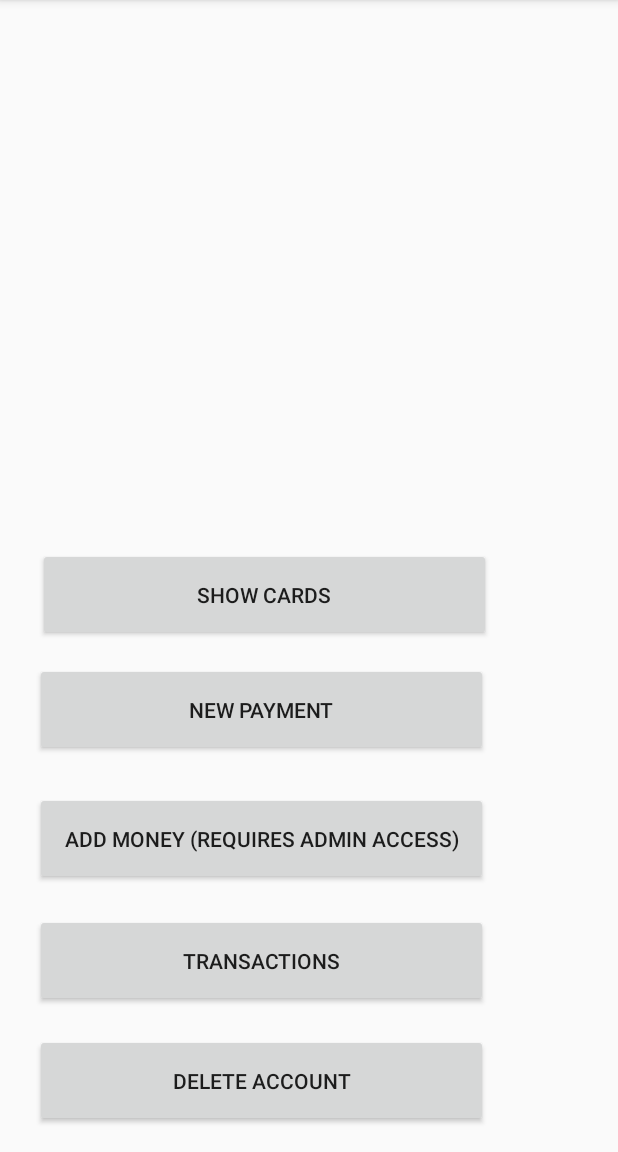
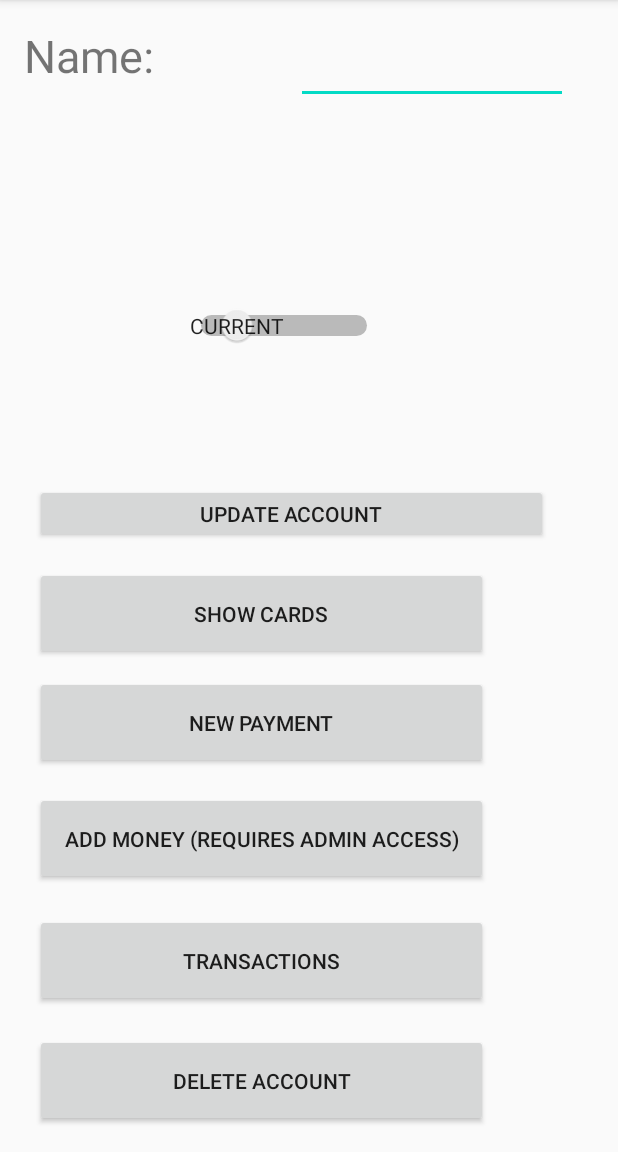
Before and after one commit to taruhaimi/BankApplication, an Android app: the AccountInfo screen opened directly, with no data from a screen before it, on a phone screen of 412 x 824 dp, the part 84-1236 px from its top. Run offline under Robolectric (Android 15) with nearby library versions, the phone set to English and light mode, and no system bars; 3 statements that could not run were skipped.

Commit message:
Update 9.4.2020 Updated functionalities / UI in activities (updated toast messages and UI elements). Added functionality to save Arraylist (Accounts/cards) to sharedpreferences usin GSON library.

```diff
--- a/app/build.gradle
+++ b/app/build.gradle
@@ -31,6 +31,7 @@ dependencies {
     implementation 'com.google.android.material:material:1.1.0'
     implementation 'androidx.annotation:annotation:1.1.0'
     implementation 'androidx.lifecycle:lifecycle-extensions:2.2.0'
+    implementation 'com.google.code.gson:gson:2.8.6'
     testImplementation 'junit:junit:4.12'
     androidTestImplementation 'androidx.test.ext:junit:1.1.1'
     androidTestImplementation 'androidx.test.espresso:espresso-core:3.2.0'
--- a/app/src/main/java/com/example/bankapplication/AccountInfo.java
+++ b/app/src/main/java/com/example/bankapplication/AccountInfo.java
@@ -7,9 +7,9 @@ import android.content.DialogInterface;
 import android.content.Intent;
 import android.os.Bundle;
 import android.view.View;
+import android.widget.EditText;
+import android.widget.Switch;
 import android.widget.TextView;
-
-import org.w3c.dom.Text;
 
 public class AccountInfo extends AppCompatActivity {
     TextView accountName;
@@ -17,6 +17,8 @@ public class AccountInfo extends AppCompatActivity {
     TextView accountMoney;
     TextView accountType;
     TextView accountInterest;
+    EditText accountNameEdit;
+    Switch Type;
     int listIndex;
     @Override
     protected void onCreate(Bundle savedInstanceState) {
@@ -27,20 +29,39 @@ public class AccountInfo extends AppCompatActivity {
         accountType = (TextView) findViewById(R.id.accountType);
         accountInterest =(TextView) findViewById(R.id.accountInterest);
         accountMoney = (TextView) findViewById(R.id.accountMoney);
+        accountNameEdit = (EditText) findViewById(R.id.editName);
+        Type = (Switch) findViewById(R.id.typeSwitch);
         Bundle extras = getIntent().getExtras();
         if (extras != null) {
             listIndex = extras.getInt("key");
             System.out.println(listIndex);
-            accountName.setText("Name: "+MainActivity.accountArrayList.get(listIndex).getInformation());
+            accountNameEdit.setText(MainActivity.accountArrayList.get(listIndex).getInformation());
             accountNumber.setText("Account number: "+MainActivity.accountArrayList.get(listIndex).getID());
             accountType.setText("Account type: "+MainActivity.accountArrayList.get(listIndex).getType());
             accountMoney.setText("Account money: "+MainActivity.accountArrayList.get(listIndex).getMoney());
-            if (MainActivity.accountArrayList.get(listIndex).getType().equals("Saving")) {
+            accountInterest.setText("Interest: "+Double.toString(MainActivity.accountArrayList.get(listIndex).getInterest()));
+            if (MainActivity.accountArrayList.get(listIndex).getType().equals("Savings")) {
+            Type.setChecked(true);
+            }
+        }
+    }
+    public void updateAccount(View v)   {
+        MainActivity.accountArrayList.get(listIndex).setName(accountNameEdit.getText().toString());
+        boolean state = Type.isChecked();
+        if (!state) {
+            MainActivity.accountArrayList.get(listIndex).setInterest(1);
+            MainActivity.accountArrayList.get(listIndex).setType("Current");
+            accountInterest.setText("Interest: "+Double.toString(MainActivity.accountArrayList.get(listIndex).getInterest()));
+            accountType.setText("Account type: "+MainActivity.accountArrayList.get(listIndex).getType());
+        }
+        else {
+            MainActivity.accountArrayList.get(listIndex).setInterest(1.02);
+            MainActivity.accountArrayList.get(listIndex).setType("Savings");
+            accountType.setText("Account type: "+MainActivity.accountArrayList.get(listIndex).getType());
             accountInterest.setText("Interest: "+Double.toString(MainActivity.accountArrayList.get(listIndex).getInterest()));
         }
-        }
+
     }
-
     public void deleteAccount(View v)   {
         AlertDialog.Builder builder = new AlertDialog.Builder(this);
         builder.setCancelable(true);
@@ -81,7 +102,7 @@ public class AccountInfo extends AppCompatActivity {
     }
     protected void onResume()    {
         super.onResume();
-        accountName.setText("Name: "+MainActivity.accountArrayList.get(listIndex).getInformation());
+        accountName.setText("Name: ");
         accountNumber.setText("Account number: "+MainActivity.accountArrayList.get(listIndex).getID());
         accountType.setText("Account type: "+MainActivity.accountArrayList.get(listIndex).getType());
         accountMoney.setText("Account type: "+MainActivity.accountArrayList.get(listIndex).getMoney());
--- a/app/src/main/java/com/example/bankapplication/Card.java
+++ b/app/src/main/java/com/example/bankapplication/Card.java
@@ -44,7 +44,7 @@ public class Card {
 
     public void createCard(String n, String t, String c) {
         Random rand = new Random();
-        id = (rand.nextInt(9900)+100)+" "+(rand.nextInt(9900)+100)+" "+(rand.nextInt(9900)+100)+" "+(rand.nextInt(9900)+100);
+        id = (rand.nextInt(8900)+1000)+" "+(rand.nextInt(8900)+1000)+" "+(rand.nextInt(8900)+1000)+" "+(rand.nextInt(8900)+1000);
         name = n;
         type = t;
         ContactlessPay = c;
@@ -53,6 +53,6 @@ public class Card {
     @NonNull
     @Override
     public String toString() {
-        return "Card Name: "+name+"\n Card id: "+id+"\nCard type: "+type+"\nHas Contactless Payment: "+ContactlessPay;
+        return "Card Name: "+name+"\nCard id: "+id+"\nCard type: "+type+"\nContactless Payment: "+ContactlessPay;
     }
 }
--- a/app/src/main/java/com/example/bankapplication/ChooseCard.java
+++ b/app/src/main/java/com/example/bankapplication/ChooseCard.java
@@ -22,7 +22,7 @@ public class ChooseCard extends AppCompatActivity {
         if (extras != null) {
             listIndex = extras.getInt("key");
         }
-        final ArrayAdapter<Card> arrayAdapter = new ArrayAdapter<Card>(this,android.R.layout.simple_list_item_1,MainActivity.accountArrayList.get(listIndex).cardArrayList);
+        ArrayAdapter<Card> arrayAdapter = new ArrayAdapter<Card>(this,android.R.layout.simple_list_item_1,MainActivity.accountArrayList.get(listIndex).cardArrayList);
         cards.setAdapter(arrayAdapter);
         cards.setOnItemClickListener(new AdapterView.OnItemClickListener() {
             @Override
--- a/app/src/main/java/com/example/bankapplication/LogIn.java
+++ b/app/src/main/java/com/example/bankapplication/LogIn.java
@@ -35,6 +35,7 @@ public class LogIn extends AppCompatActivity {
 
         } else {
             startActivity(new Intent(LogIn.this, MainActivity.class));
+            finish();
         }
     }
 }
--- a/app/src/main/res/layout/activity_account_info.xml
+++ b/app/src/main/res/layout/activity_account_info.xml
@@ -8,15 +8,16 @@
 
     <TextView
         android:id="@+id/accountName"
-        android:layout_width="316dp"
-        android:layout_height="81dp"
-        android:textSize="25sp"
+        android:layout_width="166dp"
+        android:layout_height="52dp"
+        android:text="Name:"
+        android:textSize="30sp"
         app:layout_constraintBottom_toBottomOf="parent"
         app:layout_constraintEnd_toEndOf="parent"
-        app:layout_constraintHorizontal_bias="0.494"
+        app:layout_constraintHorizontal_bias="0.065"
         app:layout_constraintStart_toStartOf="parent"
         app:layout_constraintTop_toTopOf="parent"
-        app:layout_constraintVertical_bias="0.05" />
+        app:layout_constraintVertical_bias="0.023" />
 
     <TextView
         android:id="@+id/accountNumber"
@@ -25,10 +26,10 @@
         android:textSize="25sp"
         app:layout_constraintBottom_toBottomOf="parent"
         app:layout_constraintEnd_toEndOf="parent"
-        app:layout_constraintHorizontal_bias="0.352"
+        app:layout_constraintHorizontal_bias="0.225"
         app:layout_constraintStart_toStartOf="parent"
         app:layout_constraintTop_toTopOf="parent"
-        app:layout_constraintVertical_bias="0.168" />
+        app:layout_constraintVertical_bias="0.101" />
 
     <TextView
         android:id="@+id/accountMoney"
@@ -37,34 +38,34 @@
         android:textSize="25sp"
         app:layout_constraintBottom_toBottomOf="parent"
         app:layout_constraintEnd_toEndOf="parent"
-        app:layout_constraintHorizontal_bias="0.352"
+        app:layout_constraintHorizontal_bias="0.225"
         app:layout_constraintStart_toStartOf="parent"
         app:layout_constraintTop_toTopOf="parent"
-        app:layout_constraintVertical_bias="0.257" />
+        app:layout_constraintVertical_bias="0.19" />
 
     <TextView
         android:id="@+id/accountType"
-        android:layout_width="172dp"
-        android:layout_height="69dp"
-        android:textSize="25sp"
+        android:layout_width="120dp"
+        android:layout_height="63dp"
+        android:textSize="20sp"
         app:layout_constraintBottom_toBottomOf="parent"
         app:layout_constraintEnd_toEndOf="parent"
-        app:layout_constraintHorizontal_bias="0.104"
+        app:layout_constraintHorizontal_bias="0.054"
         app:layout_constraintStart_toStartOf="parent"
         app:layout_constraintTop_toTopOf="parent"
-        app:layout_constraintVertical_bias="0.373" />
+        app:layout_constraintVertical_bias="0.35" />
 
     <TextView
         android:id="@+id/accountInterest"
-        android:layout_width="151dp"
-        android:layout_height="72dp"
-        android:textSize="25sp"
+        android:layout_width="142dp"
+        android:layout_height="57dp"
+        android:textSize="20sp"
         app:layout_constraintBottom_toBottomOf="parent"
         app:layout_constraintEnd_toEndOf="parent"
         app:layout_constraintHorizontal_bias="0.823"
         app:layout_constraintStart_toStartOf="parent"
         app:layout_constraintTop_toTopOf="parent"
-        app:layout_constraintVertical_bias="0.374" />
+        app:layout_constraintVertical_bias="0.353" />
 
     <Button
         android:id="@+id/accountPayment"
@@ -77,7 +78,7 @@
         app:layout_constraintHorizontal_bias="0.211"
         app:layout_constraintStart_toStartOf="parent"
         app:layout_constraintTop_toTopOf="parent"
-        app:layout_constraintVertical_bias="0.626" />
+        app:layout_constraintVertical_bias="0.638" />
 
     <Button
         android:id="@+id/accountPayment2"
@@ -87,10 +88,10 @@
         android:text="Show Cards"
         app:layout_constraintBottom_toBottomOf="parent"
         app:layout_constraintEnd_toEndOf="parent"
-        app:layout_constraintHorizontal_bias="0.229"
+        app:layout_constraintHorizontal_bias="0.211"
         app:layout_constraintStart_toStartOf="parent"
         app:layout_constraintTop_toTopOf="parent"
-        app:layout_constraintVertical_bias="0.517" />
+        app:layout_constraintVertical_bias="0.535" />
 
     <Button
         android:id="@+id/accountAddMoney"
@@ -130,4 +131,44 @@
         app:layout_constraintTop_toTopOf="parent"
         app:layout_constraintVertical_bias="0.976" />
 
+    <EditText
+        android:id="@+id/editName"
+        android:layout_width="181dp"
+        android:layout_height="53dp"
+        android:ems="10"
+        android:inputType="textPersonName"
+        app:layout_constraintBottom_toBottomOf="parent"
+        app:layout_constraintEnd_toEndOf="parent"
+        app:layout_constraintHorizontal_bias="0.856"
+        app:layout_constraintStart_toStartOf="parent"
+        app:layout_constraintTop_toTopOf="parent"
+        app:layout_constraintVertical_bias="0.022" />
+
+    <Button
+        android:id="@+id/button8"
+        android:layout_width="342dp"
+        android:layout_height="39dp"
+        android:onClick="updateAccount"
+        android:text="Update Account"
+        app:layout_constraintBottom_toBottomOf="parent"
+        app:layout_constraintEnd_toEndOf="parent"
+        app:layout_constraintHorizontal_bias="0.333"
+        app:layout_constraintStart_toStartOf="parent"
+        app:layout_constraintTop_toTopOf="parent"
+        app:layout_constraintVertical_bias="0.443" />
+
+    <Switch
+        android:id="@+id/typeSwitch"
+        android:layout_width="137dp"
+        android:layout_height="39dp"
+        android:showText="true"
+        android:textOff="Current"
+        android:textOn="Savings"
+        app:layout_constraintBottom_toBottomOf="parent"
+        app:layout_constraintEnd_toEndOf="parent"
+        app:layout_constraintHorizontal_bias="0.43"
+        app:layout_constraintStart_toStartOf="parent"
+        app:layout_constraintTop_toTopOf="parent"
+        app:layout_constraintVertical_bias="0.271" />
+
 </androidx.constraintlayout.widget.ConstraintLayout>
--- a/app/src/main/res/layout/activity_self_payment.xml
+++ b/app/src/main/res/layout/activity_self_payment.xml
@@ -48,8 +48,8 @@
 
     <ListView
         android:id="@+id/accountList"
-        android:layout_width="375dp"
-        android:layout_height="304dp"
+        android:layout_width="376dp"
+        android:layout_height="227dp"
         android:choiceMode="singleChoice"
         android:listSelector="@android:color/darker_gray"
         app:layout_constraintBottom_toBottomOf="parent"
```
Also changed, not shown: app/src/main/java/com/example/bankapplication/Account.java (+29 -32 lines), app/src/main/java/com/example/bankapplication/AddAccount.java (+8 -5 lines), app/src/main/java/com/example/bankapplication/AddCard.java (+5 -11 lines), app/src/main/java/com/example/bankapplication/AddMoney.java (+13 -4 lines), app/src/main/java/com/example/bankapplication/MainActivity.java (+34 -3 lines), app/src/main/res/layout/activity_accounts_and_cards.xml (+2 -17 lines).
